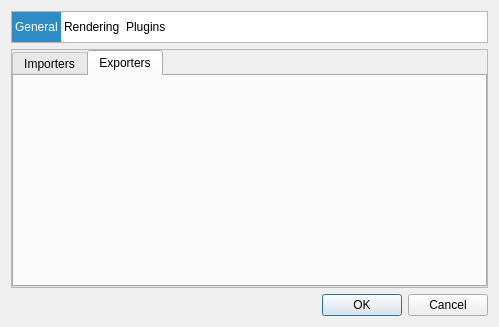
The window that src/app/settingsdialog.ui (mattiascibien/ivygen) describes before a commit, drawn with Qt 5.
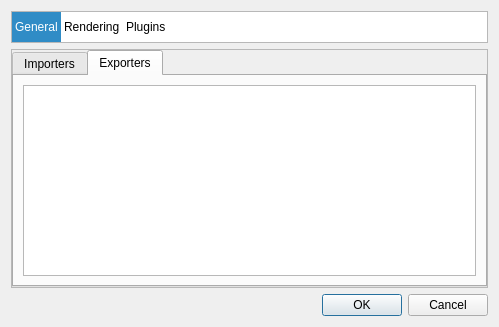
The same window after the commit. The open tabs and pages were chosen to show the change. Icons and pictures are not drawn. Custom widgets are drawn as their Qt base class.

Commit message: Moved obj exporter in its own plugin.

Diff of the .ui file:
```diff
--- a/src/app/settingsdialog.ui
+++ b/src/app/settingsdialog.ui
@@ -173,6 +173,11 @@
           <attribute name="title">
            <string>Exporters</string>
           </attribute>
+          <layout class="QVBoxLayout" name="verticalLayout_2">
+           <item>
+            <widget class="QListWidget" name="exportersListWidget"/>
+           </item>
+          </layout>
          </widget>
         </widget>
        </item>
```
Left out of the diff: 2 changed lines with no effect on the pictures. The commit also changes 10 other files.
